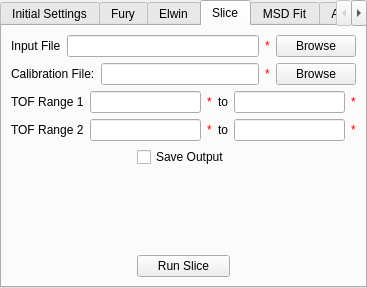
This is Code/qtiplot/MantidQt/CustomInterfaces/inc/indirectAnalysis.ui in mantidproject/mantid as Qt 5 draws it before an edit. The edited form follows.
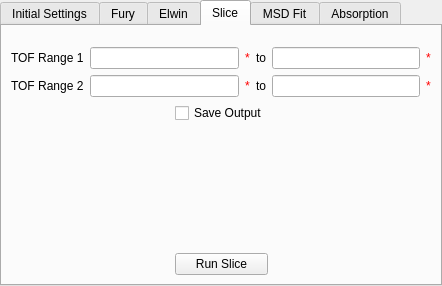
This is the edited form. The open tabs and pages were chosen to show the change. Custom widgets are drawn as their Qt base class.

Commit message: replacing separate "browse" handlers for file input in indirectAnalysis ui with MWRunFiles widget - re #1585

Diff of the .ui file:
```diff
--- a/Code/qtiplot/MantidQt/CustomInterfaces/inc/indirectAnalysis.ui
+++ b/Code/qtiplot/MantidQt/CustomInterfaces/inc/indirectAnalysis.ui
@@ -5,8 +5,8 @@
    <rect>
     <x>0</x>
     <y>0</y>
-    <width>367</width>
-    <height>288</height>
+    <width>442</width>
+    <height>286</height>
    </rect>
   </property>
   <property name="windowTitle" >
@@ -482,66 +482,30 @@
       </attribute>
       <layout class="QVBoxLayout" name="verticalLayout_7" >
        <item>
-        <layout class="QHBoxLayout" name="horizontalLayout_10" >
-         <item>
-          <widget class="QLabel" name="slice_lbInput" >
-           <property name="text" >
-            <string>Input File</string>
-           </property>
-          </widget>
-         </item>
-         <item>
-          <widget class="QLineEdit" name="slice_leInputFile" />
-         </item>
-         <item>
-          <widget class="QLabel" name="slice_valInputFile" >
-           <property name="styleSheet" >
-            <string notr="true" >color: rgb(255, 0, 0);</string>
-           </property>
-           <property name="text" >
-            <string>*</string>
-           </property>
-          </widget>
-         </item>
-         <item>
-          <widget class="QPushButton" name="slice_pbBrowse" >
-           <property name="text" >
-            <string>Browse</string>
-           </property>
-          </widget>
-         </item>
-        </layout>
+        <widget class="MantidQt::MantidWidgets::MWRunFiles" name="slice_inputFile" >
+         <property name="findRunFiles" stdset="0" >
+          <bool>true</bool>
+         </property>
+         <property name="label" stdset="0" >
+          <string>Input File</string>
+         </property>
+         <property name="multipleFiles" stdset="0" >
+          <bool>false</bool>
+         </property>
+        </widget>
        </item>
        <item>
-        <layout class="QHBoxLayout" name="horizontalLayout_12" >
-         <item>
-          <widget class="QLabel" name="slice_lbCalib" >
-           <property name="text" >
-            <string>Calibration File:</string>
-           </property>
-          </widget>
-         </item>
-         <item>
-          <widget class="QLineEdit" name="slice_leCalib" />
-         </item>
-         <item>
-          <widget class="QLabel" name="slice_valCalib" >
-           <property name="styleSheet" >
-            <string notr="true" >color: rgb(255, 0, 0);</string>
-           </property>
-           <property name="text" >
-            <string>*</string>
-           </property>
-          </widget>
-         </item>
-         <item>
-          <widget class="QPushButton" name="slice_pbBrowseCalib" >
-           <property name="text" >
-            <string>Browse</string>
-           </property>
-          </widget>
-         </item>
-        </layout>
+        <widget class="MantidQt::MantidWidgets::MWRunFiles" name="slice_calibFile" >
+         <property name="findRunFiles" stdset="0" >
+          <bool>false</bool>
+         </property>
+         <property name="label" stdset="0" >
+          <string>Calibration File</string>
+         </property>
+         <property name="multipleFiles" stdset="0" >
+          <bool>false</bool>
+         </property>
+        </widget>
        </item>
        <item>
         <layout class="QGridLayout" name="gridLayout" >
@@ -1262,6 +1226,11 @@
   </layout>
  </widget>
  <customwidgets>
+  <customwidget>
+   <class>MantidQt::MantidWidgets::MWRunFiles</class>
+   <extends>QWidget</extends>
+   <header>MantidQtMantidWidgets/MWRunFiles.h</header>
+  </customwidget>
   <customwidget>
    <class>MantidQt::MantidWidgets::InstrumentSelector</class>
    <extends>QComboBox</extends>
```
Left out of the diff: 207 changed lines with no effect on the pictures. The commit also changes 2 other files.
